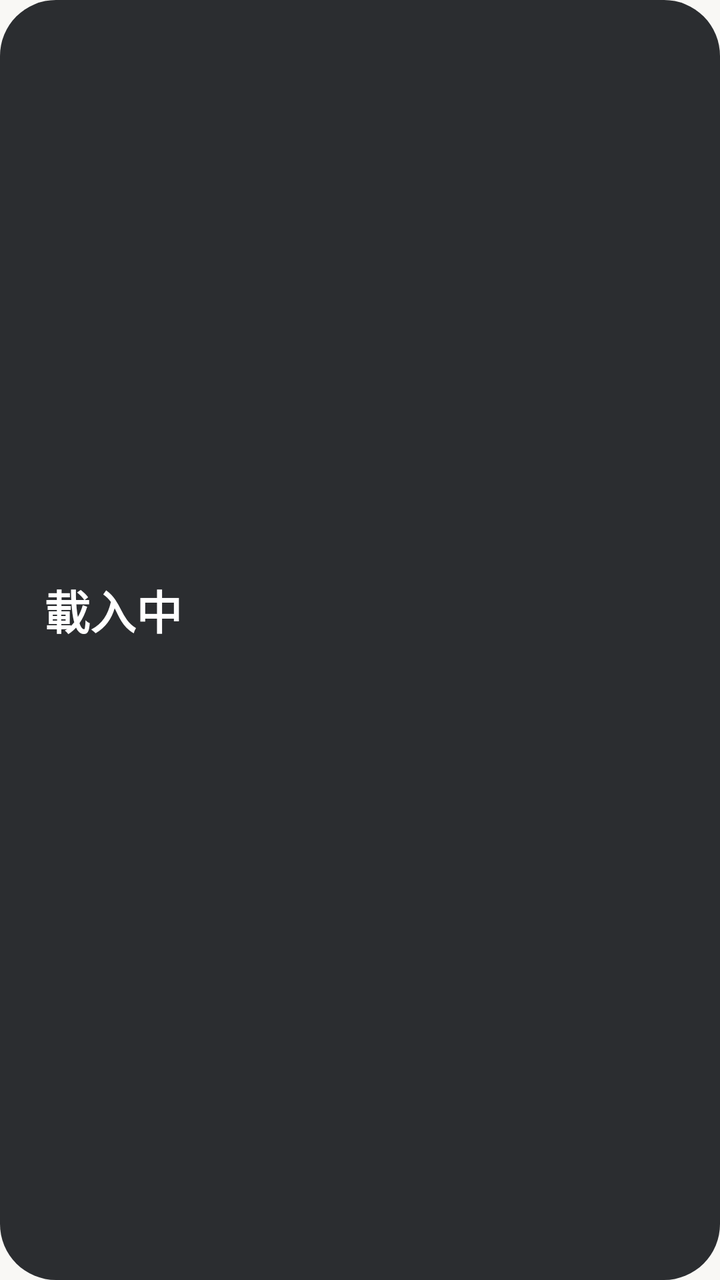
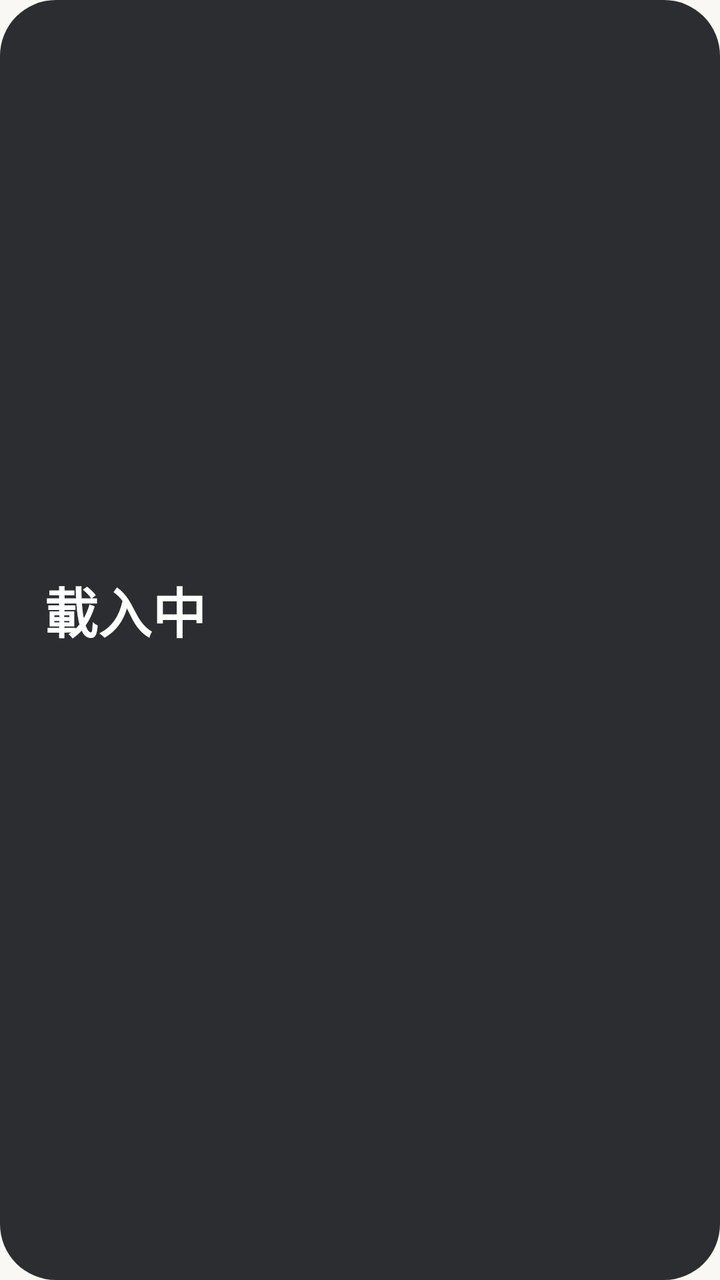

Two renders of the same Android screen: before a commit and after it. Below are the layout's source before the change and the commit's diff.
<!-- AndroidManifest.xml: application theme AppTheme -->
<!-- res/layout/widget.xml -->
<?xml version="1.0" encoding="utf-8"?>
<LinearLayout xmlns:android="http://schemas.android.com/apk/res/android"
    android:id="@+id/w_root"
    android:layout_width="match_parent"
    android:layout_height="match_parent"
    android:background="@drawable/widget_bg"
    android:gravity="center_vertical"
    android:orientation="vertical"
    android:paddingStart="22dp"
    android:paddingTop="18dp"
    android:paddingEnd="22dp"
    android:paddingBottom="18dp">

    <TextView
        android:id="@+id/w_title"
        android:layout_width="match_parent"
        android:layout_height="34dp"
        android:autoSizeMaxTextSize="24sp"
        android:autoSizeMinTextSize="18sp"
        android:autoSizeStepGranularity="1sp"
        android:autoSizeTextType="uniform"
        android:ellipsize="end"
        android:gravity="center_vertical"
        android:maxLines="1"
        android:text="@string/loading"
        android:textColor="@color/widget_title"
        android:textStyle="bold" />

    <TextView
        android:id="@+id/w_core"
        android:layout_width="match_parent"
        android:layout_height="wrap_content"
        android:layout_marginTop="8dp"
        android:ellipsize="end"
        android:lineSpacingMultiplier="1.25"
        android:maxLines="3"
        android:textColor="@color/widget_core"
        android:textSize="16sp" />
</LinearLayout>
<!-- resources referenced by this layout -->
<resources>
  <color name="widget_core">#BCC1C8</color>
  <color name="widget_title">#FFFFFF</color>
  <!-- drawable widget_bg (drawable) -->
  <?xml version="1.0" encoding="utf-8"?>
  <shape xmlns:android="http://schemas.android.com/apk/res/android" android:shape="rectangle">
      <solid android:color="@color/widget_bg" />
      <corners android:radius="28dp" />
  </shape>
  <string name="loading">載入中</string>
  <style name="AppTheme" parent="android:Theme.Material.Light.NoActionBar">
          <item name="android:windowBackground">@color/bg</item>
          <item name="android:statusBarColor">@color/bg</item>
          <item name="android:navigationBarColor">@color/bg</item>
          <item name="android:windowLightStatusBar">true</item>
          <item name="android:windowLightNavigationBar">true</item>
          <item name="android:colorAccent">@color/accent</item>
      </style>
  <color name="widget_bg">#2B2D30</color>
  <color name="bg">#F9F8F5</color>
  <color name="accent">#3A3F47</color>
</resources>

<!-- the commit's change to res/layout/widget.xml (unified diff, before → after) -->
@@ -14,8 +14,8 @@
     <TextView
         android:id="@+id/w_title"
         android:layout_width="match_parent"
-        android:layout_height="34dp"
-        android:autoSizeMaxTextSize="24sp"
+        android:layout_height="40dp"
+        android:autoSizeMaxTextSize="29sp"
         android:autoSizeMinTextSize="18sp"
         android:autoSizeStepGranularity="1sp"
         android:autoSizeTextType="uniform"
